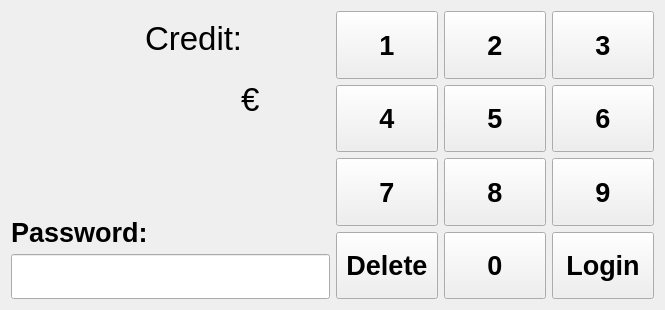
Qt form TallyOnRaspberry/passwordscreen.ui (Deltachi/Tally_Teamproject) before a commit.
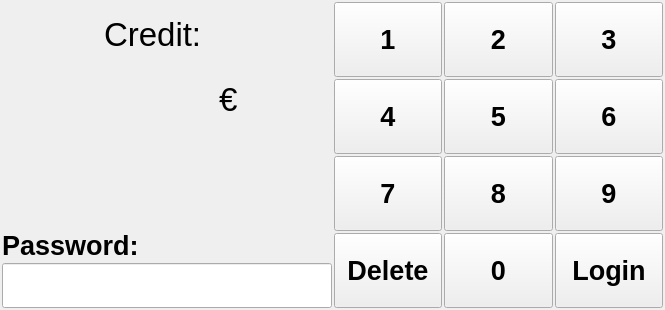
The same form after that commit.

```diff
--- a/TallyOnRaspberry/passwordscreen.ui
+++ b/TallyOnRaspberry/passwordscreen.ui
@@ -14,10 +14,22 @@
    <string>Form</string>
   </property>
   <layout class="QGridLayout" name="gridLayout_2" columnstretch="1,1">
+   <property name="margin">
+    <number>2</number>
+   </property>
+   <property name="spacing">
+    <number>2</number>
+   </property>
    <item row="0" column="0">
     <layout class="QVBoxLayout" name="verticalLayout" stretch="1,1,1">
+     <property name="spacing">
+      <number>2</number>
+     </property>
      <item>
       <layout class="QHBoxLayout" name="horizontalLayout" stretch="1,1">
+       <property name="spacing">
+        <number>2</number>
+       </property>
        <item>
         <widget class="QLabel" name="label_pic">
          <property name="sizePolicy">
@@ -28,8 +40,8 @@
          </property>
          <property name="maximumSize">
           <size>
-           <width>128</width>
-           <height>128</height>
+           <width>100</width>
+           <height>100</height>
           </size>
          </property>
          <property name="text">
@@ -48,6 +60,9 @@
        </item>
        <item>
         <layout class="QVBoxLayout" name="verticalLayout_2" stretch="1,1">
+         <property name="spacing">
+          <number>2</number>
+         </property>
          <item>
           <widget class="QLabel" name="label_name">
            <property name="font">
@@ -62,6 +77,9 @@
          </item>
          <item>
           <layout class="QHBoxLayout" name="horizontalLayout_2">
+           <property name="spacing">
+            <number>2</number>
+           </property>
            <item>
             <widget class="QLabel" name="label_credit">
              <property name="font">
@@ -125,6 +143,9 @@
    </item>
    <item row="0" column="1">
     <layout class="QGridLayout" name="gridLayout">
+     <property name="spacing">
+      <number>2</number>
+     </property>
      <item row="0" column="0">
       <widget class="QPushButton" name="pushButton_1">
        <property name="sizePolicy">
```
